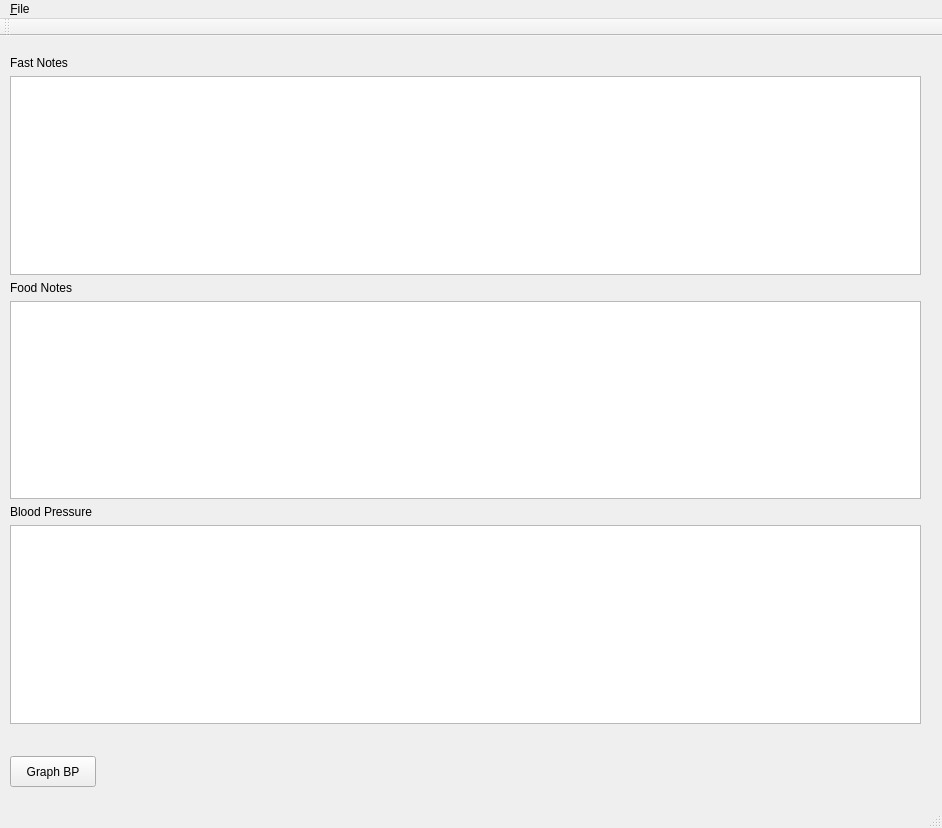
First picture: the form in forms/showtables.ui, repository lbase/bpvitals, before the edit.
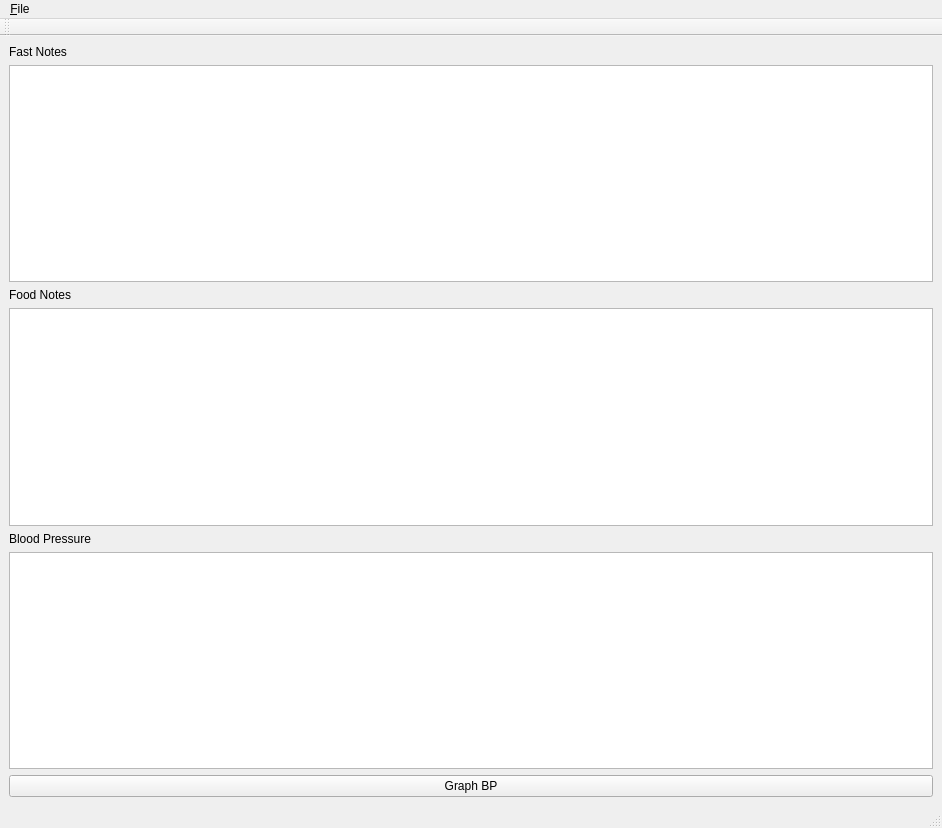
Second picture: the form after the edit.

Commit message:
add tables form to menu
edit showtables for better display

Diff of the .ui file:
```diff
--- a/forms/showtables.ui
+++ b/forms/showtables.ui
@@ -26,33 +26,6 @@
      <verstretch>0</verstretch>
     </sizepolicy>
    </property>
-   <widget class="QSplitter" name="splitter">
-    <property name="geometry">
-     <rect>
-      <x>10</x>
-      <y>720</y>
-      <width>86</width>
-      <height>31</height>
-     </rect>
-    </property>
-    <property name="orientation">
-     <enum>Qt::Horizontal</enum>
-    </property>
-    <widget class="QPushButton" name="btnGraphbp">
-     <property name="text">
-      <string>Graph BP</string>
-     </property>
-    </widget>
-   </widget>
-   <widget class="QWidget" name="">
-    <property name="geometry">
-     <rect>
-      <x>10</x>
-      <y>20</y>
-      <width>911</width>
-      <height>668</height>
-     </rect>
-    </property>
     <layout class="QVBoxLayout" name="verticalLayout">
      <item>
       <widget class="QLabel" name="lblFast">
@@ -141,8 +114,19 @@
        </property>
       </widget>
      </item>
-    </layout>
-   </widget>
+    <item>
+     <widget class="QSplitter" name="splitter">
+      <property name="orientation">
+       <enum>Qt::Horizontal</enum>
+      </property>
+      <widget class="QPushButton" name="btnGraphbp">
+       <property name="text">
+        <string>Graph BP</string>
+       </property>
+      </widget>
+     </widget>
+    </item>
+   </layout>
   </widget>
   <widget class="QMenuBar" name="menubar">
    <property name="geometry">
```
Lines whose indentation alone changed are shown as unchanged. The commit also changes 5 other files.
